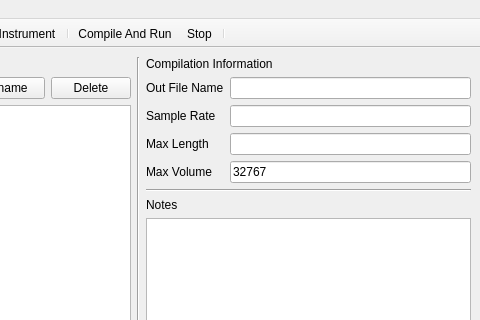
First picture: the form in ui/untitled.ui, repository Cypooos/PythonWavegen, before the edit; both pictures show x 294 to 774 and y 0 to 320 of the 774 by 641 pixel window.
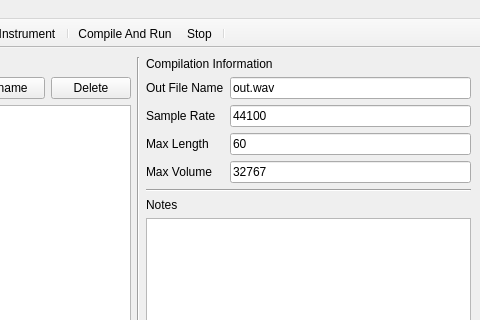
Second picture: the form after the edit. Icons and pictures are not drawn.

The edit to the form file:
```diff
--- a/ui/untitled.ui
+++ b/ui/untitled.ui
@@ -81,7 +81,14 @@
         <item>
          <layout class="QGridLayout" name="gridLayout">
           <item row="2" column="1">
-           <widget class="QLineEdit" name="MaxLength"/>
+           <widget class="QLineEdit" name="MaxLength">
+            <property name="text">
+             <string>60</string>
+            </property>
+            <property name="placeholderText">
+             <string>60 for default</string>
+            </property>
+           </widget>
           </item>
           <item row="3" column="0">
            <widget class="QLabel" name="label_7">
@@ -122,10 +129,27 @@
            </widget>
           </item>
           <item row="0" column="1">
-           <widget class="QLineEdit" name="OutFileName"/>
+           <widget class="QLineEdit" name="OutFileName">
+            <property name="text">
+             <string>out.wav</string>
+            </property>
+            <property name="placeholderText">
+             <string>out.wav for default</string>
+            </property>
+           </widget>
           </item>
           <item row="1" column="1">
-           <widget class="QLineEdit" name="SampleRate"/>
+           <widget class="QLineEdit" name="SampleRate">
+            <property name="text">
+             <string>44100</string>
+            </property>
+            <property name="readOnly">
+             <bool>false</bool>
+            </property>
+            <property name="placeholderText">
+             <string>44100 for default</string>
+            </property>
+           </widget>
           </item>
          </layout>
         </item>
```
Left out of the diff: 4 changed lines with no effect on the pictures.
